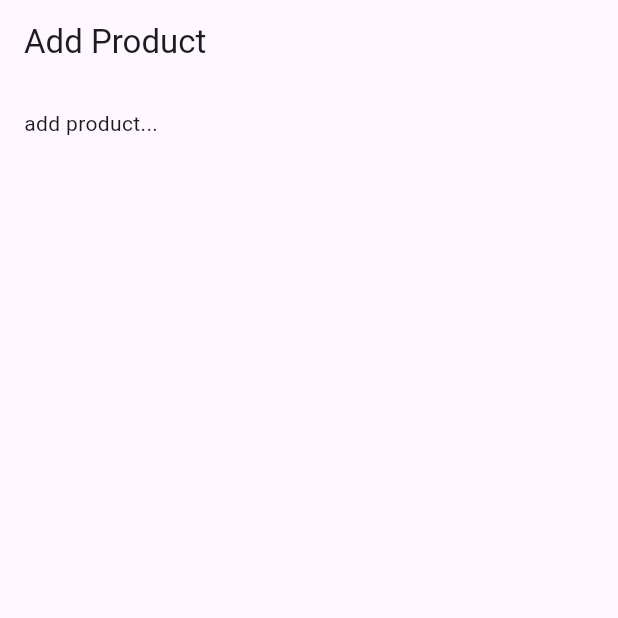
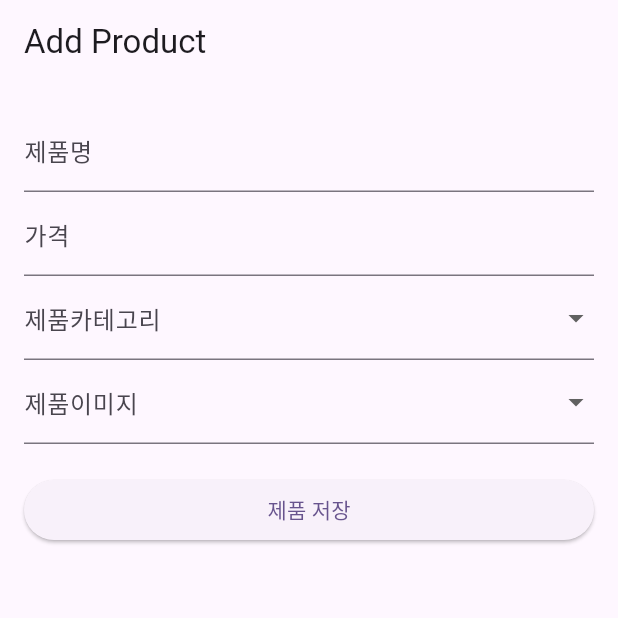
Before and after one commit to HyungKuIm/e_commerce, a Flutter app: the screen it shows after launch, on a phone screen of 412 x 824 dp, the top half of it. Run offline on Flutter 3.47's test engine with Material 3 defaults, Android fonts, the phone set to English and light mode, and no system bars; our stand-ins replace cloud_firestore, firebase_core; accounts and stored records are empty.

Commit message:
add product 폼 작성

```diff
--- a/lib/main.dart
+++ b/lib/main.dart
@@ -1,6 +1,10 @@
+import 'package:firebase_core/firebase_core.dart';
 import 'package:flutter/material.dart';
 import 'package:e_commerce/pages/product_upload_page.dart';
-void main() {
+
+void main() async {
+  WidgetsFlutterBinding.ensureInitialized();
+  await Firebase.initializeApp();
   runApp(const MyApp());
 }
 
--- a/lib/pages/product_upload_page.dart
+++ b/lib/pages/product_upload_page.dart
@@ -1,4 +1,8 @@
 import 'package:flutter/material.dart';
+import 'package:cloud_firestore/cloud_firestore.dart';
+import 'package:e_commerce/utils/product_seeds.dart';
+import 'package:e_commerce/utils/uuid.dart';
+import 'package:e_commerce/models/product.dart';
 
 class ProductUploadPage extends StatefulWidget {
 
@@ -12,13 +16,93 @@ class ProductUploadPage extends StatefulWidget {
 }
 
 class _ProductUploadPageState extends State<ProductUploadPage> {
+  final _formKey = GlobalKey<FormState>();
+  final _titleController = TextEditingController();
+  final _costController = TextEditingController();
+  ProductCategory? _selectedCategory;
+  ImageTitle? _selectedImage;
+
+  Future<void> _saveProduct() async {
+    if (_formKey.currentState!.validate()) {
+      final product = Product(
+        id: Uuid().generateV4(),
+        title: _titleController.text,
+        cost: double.tryParse(_costController.text),
+        category: _selectedCategory,
+        imageTitle: _selectedImage,
+      );
+
+      await FirebaseFirestore.instance.collection('products').doc(product.id).set({
+        'id': product.id,
+        'title': product.title,
+        'cost': product.cost,
+        'category': product.category.toString().split('.').last,
+        'imageTitle': product.imageTitle.toString().split('.').last,
+        'imageUrl': product.imageUrl,
+      });
+
+      ScaffoldMessenger.of(context).showSnackBar(
+        const SnackBar(content: Text('Product saved successfully!')),
+      );
+
+      _formKey.currentState?.reset();
+    }
+  }
+
+
   @override
   Widget build(BuildContext context) {
     return Scaffold(
       appBar: AppBar(title: const Text('Add Product')),
       body: Padding(
           padding: const EdgeInsets.all(16),
-          child: Text('add product...'),)
+          child: Form(
+            key: _formKey,
+            child: ListView(
+              children: [
+                TextFormField(
+                  controller: _titleController,
+                  decoration: const InputDecoration(labelText: '제품명'),
+                  validator: (value) => value!.isEmpty ? '제품명을 입력하세요' : null,
+                ),
+                TextFormField(
+                  controller: _costController,
+                  keyboardType: TextInputType.number,
+                  decoration: const InputDecoration(labelText: '가격'),
+                  validator: (value) => value!.isEmpty ? '제품가격을 입력하세요' : null,
+                ),
+                DropdownButtonFormField(
+                    decoration: const InputDecoration(labelText: '제품카테고리'),
+                    value: _selectedCategory,
+                    items: ProductCategory.values.map((category) {
+                      return DropdownMenuItem(
+                        value: category,
+                        child: Text(category.toString().split('.').last),
+                      );
+                    }).toList(),
+                    onChanged: (val) => setState(() {
+                      _selectedCategory = val;
+                    })),
+                DropdownButtonFormField(
+                    decoration: const InputDecoration(labelText: '제품이미지'),
+                    value: _selectedImage,
+                    items: ImageTitle.values.map((image) {
+                      return DropdownMenuItem(
+                        value: image,
+                        child: Text(image.toString().split('.').last),
+                      );
+                    }).toList(),
+                    onChanged: (val) => setState(() {
+                      _selectedImage = val;
+                    })),
+                const SizedBox(height: 20),
+                ElevatedButton(
+                    onPressed: _saveProduct,
+                    child: const Text('제품 저장'))
+              ],
+            ),
+          )
+      )
     );
   }
 
```
